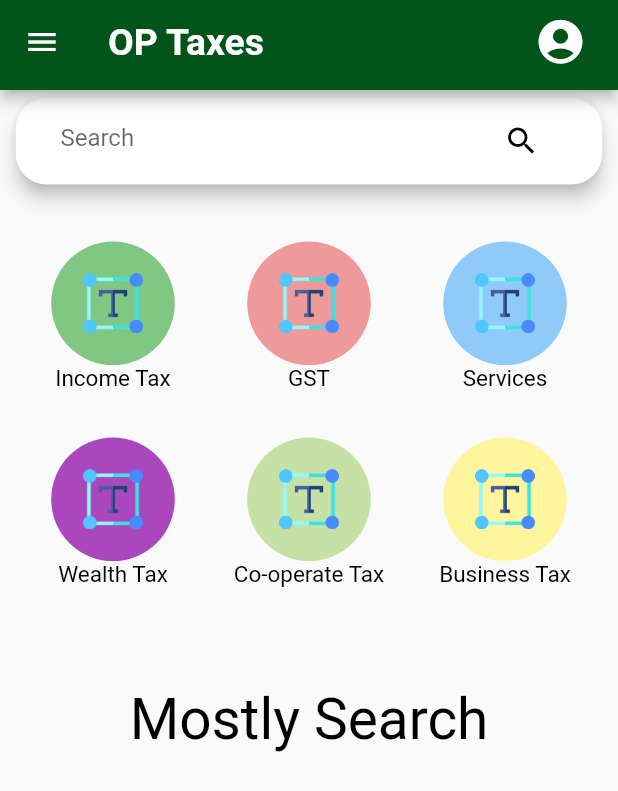
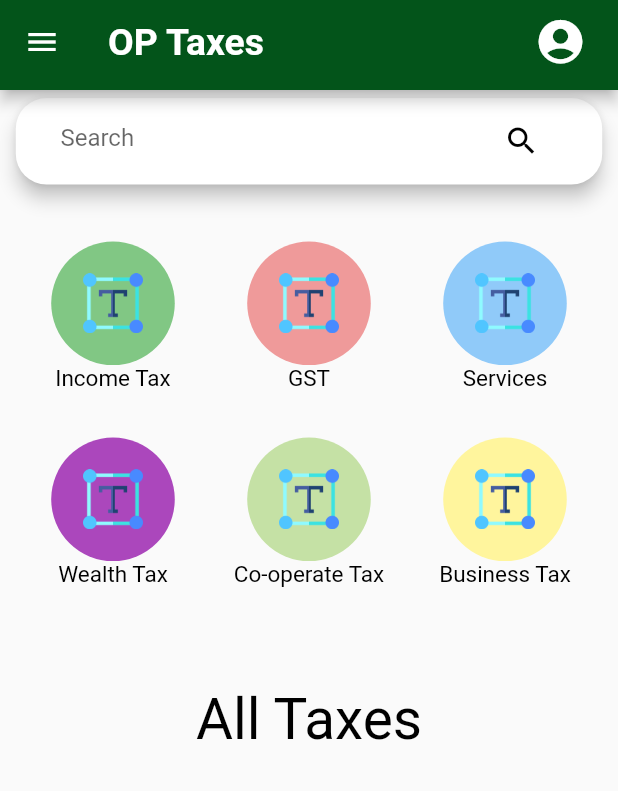
Before and after one commit to Earthknight/OP-Taxes, a Flutter app: the screen it shows after launch, after a tap on "Income Tax", on a phone screen of 412 x 824 dp. Shown: the top 791 px of the screen. Run offline on Flutter 3.47's test engine with Material 2 defaults, Android fonts, the phone set to English and light mode, and no system bars; our stand-ins replace expandable, get, sqflite; missing offline and left inert: country_pickers; accounts and stored records are empty; Roboto replaces fonts that are missing (Georgia).

Commit message:
Did a little research on SQL file location and queries. Created few more tables for different categories of taxes based on searhed, appeared and known. Also added one dummy data in each table and still working on fetching this data and show it to the user

```diff
--- a/lib/controllers/home_state_controller.dart
+++ b/lib/controllers/home_state_controller.dart
@@ -1,12 +1,16 @@
 import 'package:flutter/material.dart';
 import 'dart:math';
 import 'package:get/get.dart';
+import 'package:taxes/helpers/common_code.dart';
 import '../widgets/error_alert_box.dart';
 import '../helpers/db_helper.dart';
 
 class HomeStateController extends GetxController {
   // VARS FOR MANAGING THE STATE OF HOME SCREEN
   List taxes = [];
+  List mostlySearchedTaxes = [];
+  List mostlyAppearedTaxes = [];
+  List mostlyKnownTaxes = [];
   var isLoading = false;
   var isSearchMode = false;
   List searchedTaxes = [];
@@ -17,11 +21,17 @@ class HomeStateController extends GetxController {
   // METHOD TO FETCH THE KINDS OF TAXES
   // FROM DB AND SET IT ON HOME SCREEN
   Future<void> fetchAndSetTaxes() async {
-    final dataList = await DBHelper.getData();
+    final taxesDataList = await DBHelper.getData('taxes');
+    final mostSearchedTaxesDataList =
+        await DBHelper.getData(CommonCode.MOSTLY_SEARCHED_TABLE);
+    final mostAppearedTaxesDataList =
+        await DBHelper.getData(CommonCode.MOSTLY_APPEARED_TABLE);
+    final mostKnownTaxesDataList =
+        await DBHelper.getData(CommonCode.MOSTLY_KNOWN_TABLE);
 
-    if (dataList.isNotEmpty) {
+    if (taxesDataList.isNotEmpty) {
       // MAPPING OVER THE RECORDS AND SETTING IT TO LIST OF TAXES
-      taxes = dataList
+      taxes = taxesDataList
           .map((tax) => {
                 'tax_name': tax['name'],
                 'country': tax['country'],
@@ -32,6 +42,15 @@ class HomeStateController extends GetxController {
           .toList();
     } else {
       ErrorAlertBox.getErrorAlertBox('Error occred while fetching taxes');
+    }
+
+    if (mostSearchedTaxesDataList.isNotEmpty) {
+      print(mostSearchedTaxesDataList);
+      mostlySearchedTaxes =
+          mostlySearchedTaxes.map((tax) => print(tax['id'])).toList();
+    } else {
+      print('EMPTY HAI');
+      print(mostlySearchedTaxes);
     }
     isLoading = false;
     update();
@@ -69,6 +88,7 @@ class HomeStateController extends GetxController {
     super.onInit();
     isLoading = true;
     fetchAndSetTaxes();
+    // DBHelper.driverCode();
     // DBHelper.insert();
   }
 }
--- a/lib/helpers/common_code.dart
+++ b/lib/helpers/common_code.dart
@@ -17,4 +17,12 @@ class CommonCode {
       vertical: vertical,
     );
   }
+
+  static const CREATE_TABLE = 'CREATE TABLE';
+  static const CATEGORY_TABLE =
+      '(id TEXT PRIMARY KEY, FOREIGN KEY (id) REFERENCES taxes(id))';
+  static const INSERT_INTO = 'INSERT INTO';
+  static const MOSTLY_SEARCHED_TABLE = 'mostly_searched_taxes';
+  static const MOSTLY_APPEARED_TABLE = 'mostly_appeared_taxes';
+  static const MOSTLY_KNOWN_TABLE = 'mostly_known_taxes';
 }
--- a/lib/helpers/db_helper.dart
+++ b/lib/helpers/db_helper.dart
@@ -1,6 +1,7 @@
 import 'dart:io';
 import 'package:sqflite/sqflite.dart' as sql;
 import 'package:path/path.dart' as path;
+import 'package:taxes/helpers/common_code.dart';
 
 import '../widgets/error_alert_box.dart';
 
@@ -9,10 +10,38 @@ class DBHelper {
     final dbPath = await sql.getDatabasesPath();
     return sql.openDatabase(
       path.join(dbPath, 'taxes.db'),
-      onCreate: (db, version) => db.execute(
-          'CREATE TABLE taxes(id TEXT PRIMARY KEY, name TEXT, country TEXT, defination TEXT, example TEXT)'),
+      onCreate: (db, version) {
+        db.execute(
+            'CREATE TABLE taxes(id TEXT PRIMARY KEY, name TEXT, country TEXT, defination TEXT, example TEXT)');
+        print('HEHE');
+        db.execute(
+          CommonCode.CREATE_TABLE +
+              ' ' +
+              CommonCode.MOSTLY_SEARCHED_TABLE +
+              CommonCode.CATEGORY_TABLE,
+        );
+        db.execute(
+          CommonCode.CREATE_TABLE +
+              ' ' +
+              CommonCode.MOSTLY_APPEARED_TABLE +
+              CommonCode.CATEGORY_TABLE,
+        );
+        db.execute(
+          CommonCode.CREATE_TABLE +
+              ' ' +
+              CommonCode.MOSTLY_KNOWN_TABLE +
+              CommonCode.CATEGORY_TABLE,
+        );
+      },
       version: 1,
     );
+  }
+
+  static Future<void> sqlQuery(
+    String sqlQueryString,
+  ) async {
+    final sqlDB = await DBHelper.database();
+    sqlDB.rawQuery(sqlQueryString);
   }
 
   static Future<void> insert() async {
@@ -29,6 +58,7 @@ class DBHelper {
           'Co-orperate Tax',
           'Business Tax',
           'Wealth Tax',
+          'VAT',
         ];
 
         final taxCountryList = [
@@ -37,6 +67,7 @@ class DBHelper {
           'USA',
           'Japan',
           'India',
+          'UAE',
         ];
 
         final taxDefinationList = [
@@ -45,9 +76,11 @@ class DBHelper {
           'Lorem ipsum dolor sit amet, consectetur adipiscing elit, sed do eiusmod tempor incididunt ut labore et dolore magna aliqua.',
           'Lorem ipsum dolor sit amet, consectetur adipiscing elit, sed do eiusmod tempor incididunt ut labore et dolore magna aliqua.',
           'Lorem ipsum dolor sit amet, consectetur adipiscing elit, sed do eiusmod tempor incididunt ut labore et dolore magna aliqua.',
+          'Lorem ipsum dolor sit amet, consectetur adipiscing elit, sed do eiusmod tempor incididunt ut labore et dolore magna aliqua.',
         ];
 
         final taxExampleList = [
+          'Lorem ipsum dolor sit amet, consectetur adipiscing elit, sed do eiusmod tempor incididunt ut labore et dolore magna aliqua.',
           'Lorem ipsum dolor sit amet, consectetur adipiscing elit, sed do eiusmod tempor incididunt ut labore et dolore magna aliqua.',
           'Lorem ipsum dolor sit amet, consectetur adipiscing elit, sed do eiusmod tempor incididunt ut labore et dolore magna aliqua.',
           'Lorem ipsum dolor sit amet, consectetur adipiscing elit, sed do eiusmod tempor incididunt ut labore et dolore magna aliqua.',
@@ -68,6 +101,25 @@ class DBHelper {
             conflictAlgorithm: sql.ConflictAlgorithm.replace,
           );
         }
+
+        sqlQuery(
+          CommonCode.INSERT_INTO +
+              ' ' +
+              CommonCode.MOSTLY_SEARCHED_TABLE +
+              '(id) SELECT id FROM taxes WHERE id=4;',
+        );
+        sqlQuery(
+          CommonCode.INSERT_INTO +
+              ' ' +
+              CommonCode.MOSTLY_APPEARED_TABLE +
+              '(id) SELECT id FROM taxes WHERE id=1;',
+        );
+        sqlQuery(
+          CommonCode.INSERT_INTO +
+              ' ' +
+              CommonCode.MOSTLY_KNOWN_TABLE +
+              '(id) SELECT id FROM taxes WHERE id=5;',
+        );
       } else {
         print('NOT EMPTY');
         // await sqlDB.insert(
@@ -91,16 +143,25 @@ class DBHelper {
     }
   }
 
-  static Future<List<Map<String, dynamic>>> getData() async {
+  static Future<List<Map<String, dynamic>>> getData(
+    String tableName,
+  ) async {
     try {
       final sqlDB = await DBHelper.database();
-      return sqlDB.query('taxes');
+      return sqlDB.query(tableName);
     } on sql.DatabaseException catch (error) {
       ErrorAlertBox.getErrorAlertBox(error.toString());
     } catch (error) {
       ErrorAlertBox.getErrorAlertBox(error.toString());
     }
     return [];
+  }
+
+  static Future<List<Map<String, dynamic>>> getTaxFromID(
+    String taxID,
+  ) async {
+    final sqlDB = await DBHelper.database();
+    return sqlDB.query('taxes', where: 'id = ?', whereArgs: [taxID]);
   }
 
   static Future<List<Map<String, dynamic>>> getSearchedTax(
@@ -138,4 +199,24 @@ class DBHelper {
     }
     return [];
   }
+
+  static Future<void> showTables() async {
+    final sqlDB = await DBHelper.database();
+    // sqlDB
+    //     .rawQuery('SELECT * FROM ' + CommonCode.MOSTLY_KNOWN_TABLE)
+    //     .then((value) => print(value));
+    sqlDB.query(CommonCode.MOSTLY_KNOWN_TABLE).then((value) => print(value));
+    // sqlDB.rawQuery(
+    //     'CREATE TABLE [IF NOT EXISTS] taxes.mostly_known_taxes(id TEXT PRIMARY KEY, FOREIGN KEY (id) REFERENCES taxes(id))');
+
+    // sqlDB.rawQuery('SELECT id FROM taxes').then((value) => print(value));
+    // sqlDB
+    //     .rawQuery(
+    //         "INSERT INTO mostly_searched_taxes(id) SELECT id FROM taxes WHERE id=4;")
+    //     .then((value) => print(value));
+
+    // sqlDB
+    //     .rawQuery('SELECT * FROM mostly_searched_taxes')
+    //     .then((value) => print(value));
+  }
 }
--- a/lib/screens/home_screen.dart
+++ b/lib/screens/home_screen.dart
@@ -264,7 +264,7 @@ class HomeScreen extends StatelessWidget {
                               height: deviceSize.height * 0.025,
                             ),
                             const MyText(
-                              text: 'Mostly Search',
+                              text: 'All Taxes',
                               fontColor: Colors.black,
                               size: 22,
                               textAlign: TextAlign.left,
```
